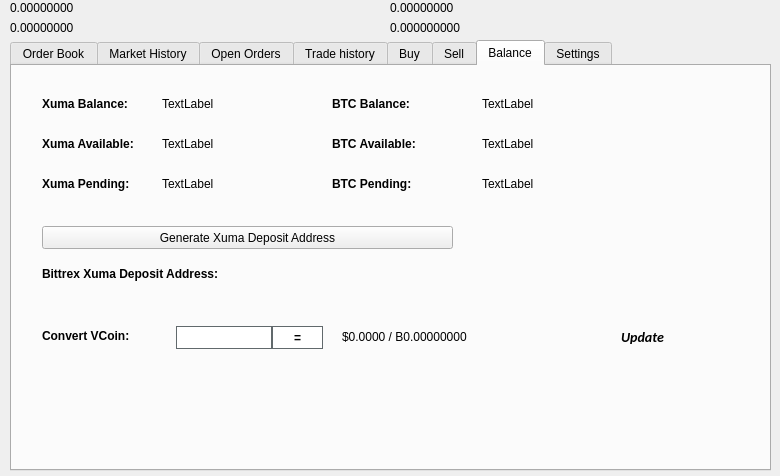
Above: src/qt/forms/tradingdialog.ui from xumacoin/xuma-core before the change. Below: the same form after it.
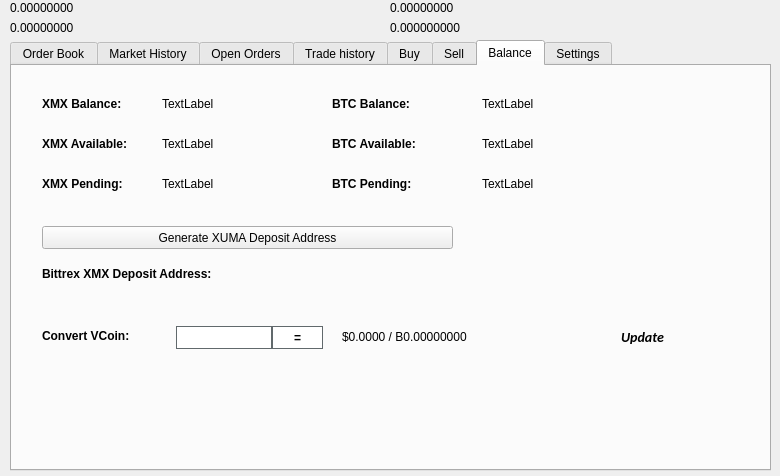
That is the form after the change. The open tabs and pages were chosen to show the change. Icons and pictures are not drawn.

```diff
--- a/src/qt/forms/tradingdialog.ui
+++ b/src/qt/forms/tradingdialog.ui
@@ -2762,7 +2762,7 @@
       </font>
      </property>
      <property name="text">
-      <string>Xuma Balance:</string>
+      <string>XMX Balance:</string>
      </property>
     </widget>
     <widget class="QLabel" name="label_12">
@@ -2813,7 +2813,7 @@
       </font>
      </property>
      <property name="text">
-      <string>Xuma Available:</string>
+      <string>XMX Available:</string>
      </property>
     </widget>
     <widget class="QLabel" name="label_14">
@@ -2832,7 +2832,7 @@
       </font>
      </property>
      <property name="text">
-      <string>Xuma Pending:</string>
+      <string>XMX Pending:</string>
      </property>
     </widget>
     <widget class="QLabel" name="XumaPendingLabel">
@@ -2928,7 +2928,7 @@
       </font>
      </property>
      <property name="text">
-      <string>Bittrex Xuma Deposit Address:</string>
+      <string>Bittrex XMX Deposit Address:</string>
      </property>
     </widget>
     <widget class="QPushButton" name="GenDepositBTN">
@@ -2941,7 +2941,7 @@
       </rect>
      </property>
      <property name="text">
-      <string>Generate Xuma Deposit Address</string>
+      <string>Generate XUMA Deposit Address</string>
      </property>
      <property name="icon">
       <iconset resource="../xuma.qrc">
```
Left out of the diff: 34 changed lines with no effect on the pictures.
